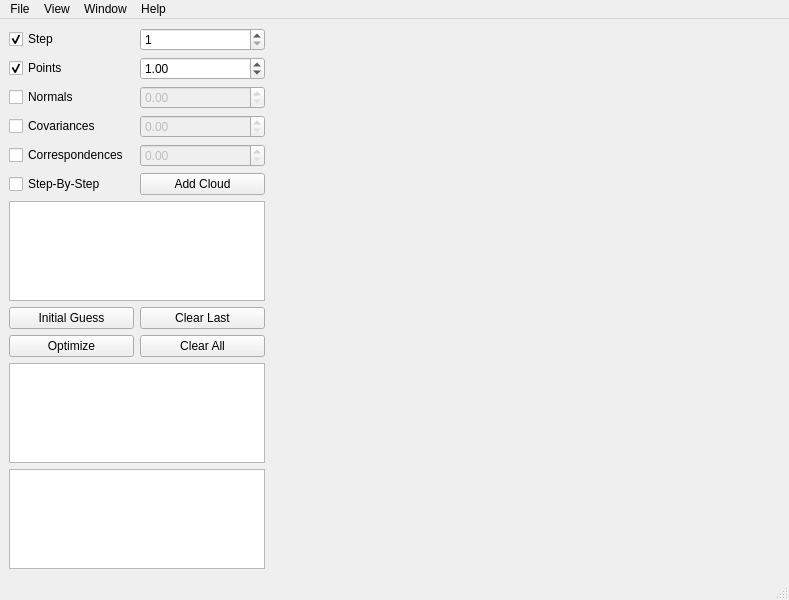
First picture: the form in g2o_frontend/apps/pwn_gui/pwn_gui_base_main_window.ui, repository grisetti/g2o_frontend, before the edit.
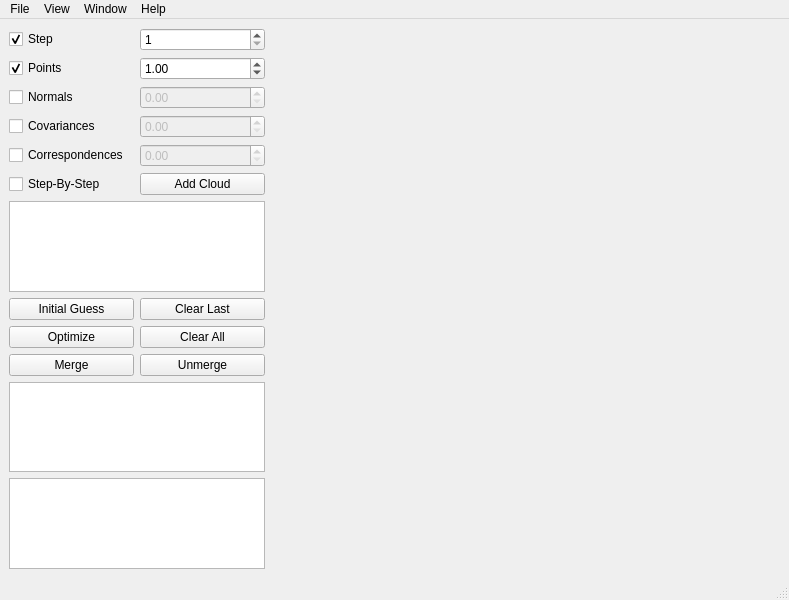
Second picture: the form after the edit. Custom widgets are drawn as their Qt base class.

The edit to the form file:
```diff
--- a/g2o_frontend/apps/pwn_gui/pwn_gui_base_main_window.ui
+++ b/g2o_frontend/apps/pwn_gui/pwn_gui_base_main_window.ui
@@ -196,6 +196,20 @@
           </property>
          </widget>
         </item>
+        <item row="2" column="1">
+         <widget class="QPushButton" name="pushButton_unmerge">
+          <property name="text">
+           <string>Unmerge</string>
+          </property>
+         </widget>
+        </item>
+        <item row="2" column="0">
+         <widget class="QPushButton" name="pushButton_merge">
+          <property name="text">
+           <string>Merge</string>
+          </property>
+         </widget>
+        </item>
        </layout>
       </item>
       <item>
```
